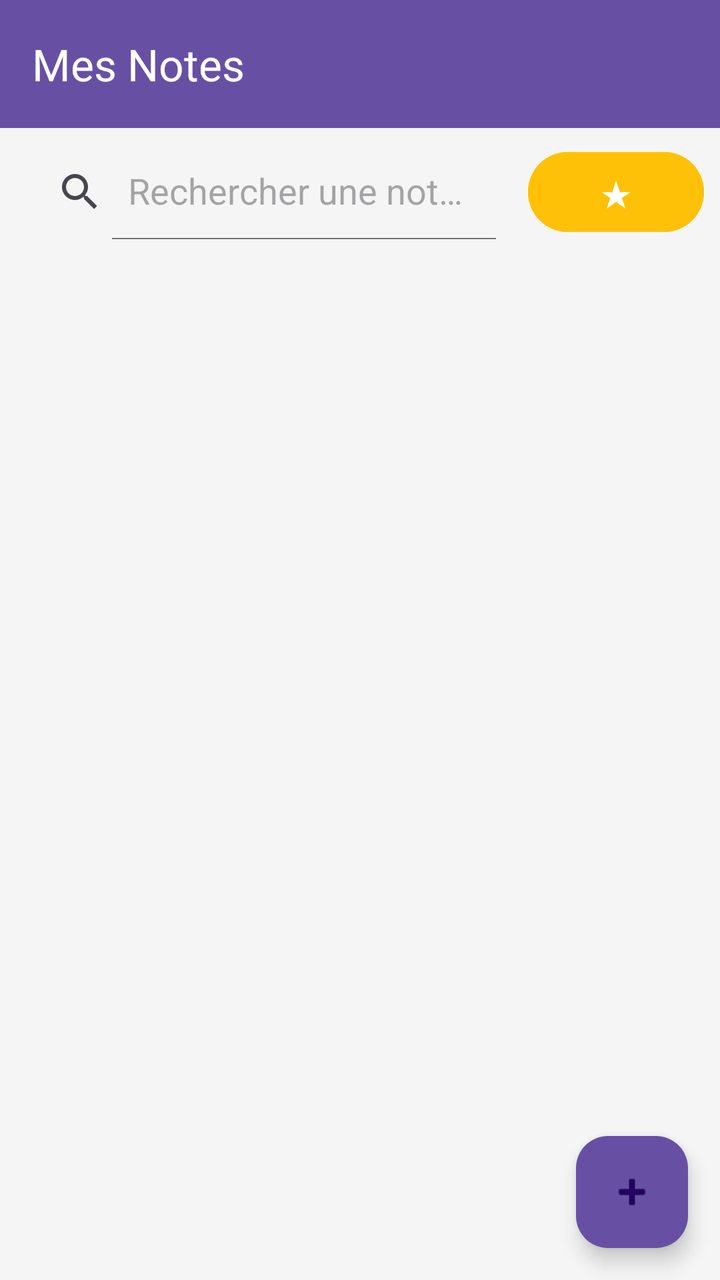
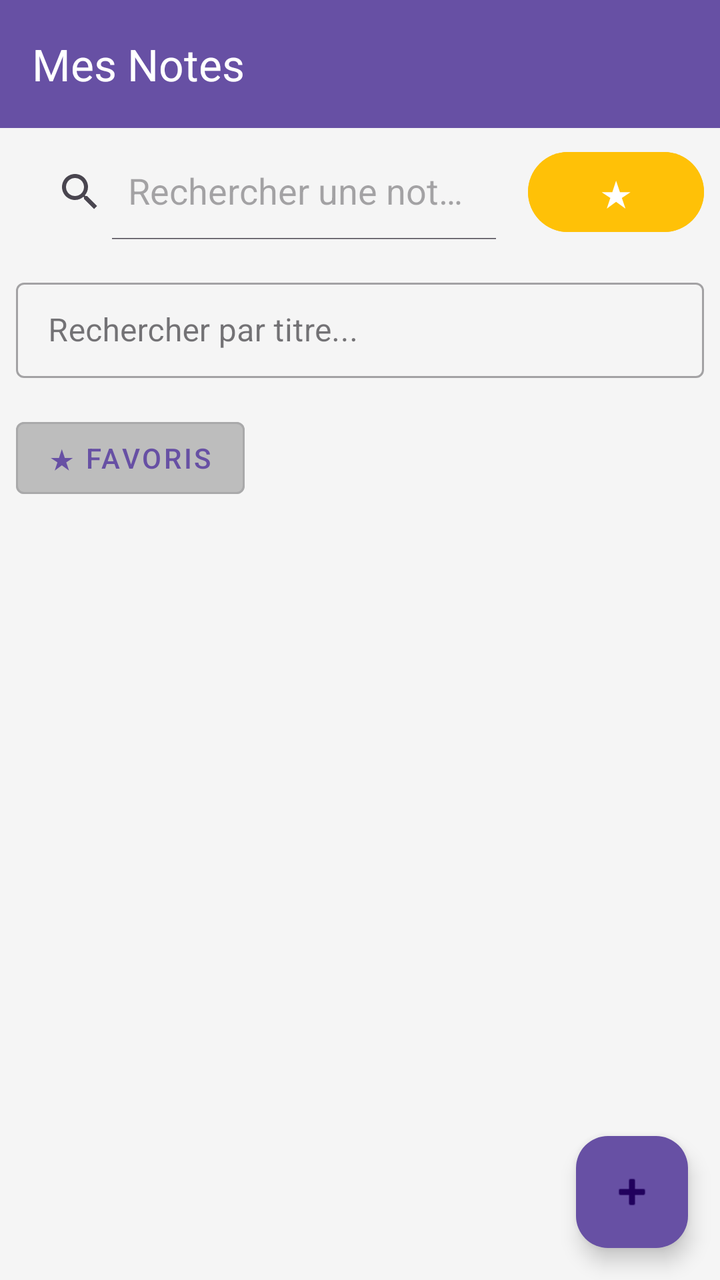

The first picture is an Android layout as it rendered before a commit; the second is the same layout after the commit. The layout source and the unified diff follow.
<!-- AndroidManifest.xml: application theme Theme.GestionnaireNotes -->
<!-- res/layout/activity_main.xml -->
<?xml version="1.0" encoding="utf-8"?>
<androidx.coordinatorlayout.widget.CoordinatorLayout
    xmlns:android="http://schemas.android.com/apk/res/android"
    xmlns:app="http://schemas.android.com/apk/res-auto"
    android:layout_width="match_parent"
    android:layout_height="match_parent"
    android:background="#F5F5F5">

    
    <com.google.android.material.appbar.AppBarLayout
        android:layout_width="match_parent"
        android:layout_height="wrap_content">

        <androidx.appcompat.widget.Toolbar
            android:id="@+id/toolbar"
            android:layout_width="match_parent"
            android:layout_height="?attr/actionBarSize"
            android:background="?attr/colorPrimary"
            app:title="Mes Notes"
            app:titleTextColor="#FFFFFF" />

    </com.google.android.material.appbar.AppBarLayout>

    
    <LinearLayout
        android:layout_width="match_parent"
        android:layout_height="match_parent"
        android:orientation="vertical"
        app:layout_behavior="@string/appbar_scrolling_view_behavior">

        
        <LinearLayout
            android:layout_width="match_parent"
            android:layout_height="wrap_content"
            android:orientation="horizontal"
            android:padding="8dp">

            <androidx.appcompat.widget.SearchView
                android:id="@+id/searchView"
                android:layout_width="0dp"
                android:layout_height="wrap_content"
                android:layout_weight="1"
                app:iconifiedByDefault="false"
                app:queryHint="Rechercher une note..." />

            <Button
                android:id="@+id/btnFavoris"
                android:layout_width="wrap_content"
                android:layout_height="wrap_content"
                android:layout_marginStart="8dp"
                android:text="★"
                android:textSize="18sp"
                android:backgroundTint="#FFC107"
                android:textColor="#FFFFFF"
                android:paddingStart="12dp"
                android:paddingEnd="12dp"/>

        </LinearLayout>

        
        <TextView
            android:id="@+id/tvEmpty"
            android:layout_width="match_parent"
            android:layout_height="wrap_content"
            android:gravity="center"
            android:padding="32dp"
            android:text="Aucune note"
            android:textSize="16sp"
            android:textColor="#9E9E9E"
            android:visibility="gone"/>

        
        <androidx.recyclerview.widget.RecyclerView
            android:id="@+id/recyclerView"
            android:layout_width="match_parent"
            android:layout_height="0dp"
            android:layout_weight="1"
            android:clipToPadding="false"
            android:paddingBottom="80dp" />

    </LinearLayout>

    
    <LinearLayout
        android:id="@+id/layoutPalette"
        android:layout_width="wrap_content"
        android:layout_height="wrap_content"
        android:orientation="vertical"
        android:gravity="center_horizontal"
        android:visibility="gone"
        android:layout_gravity="bottom|end"
        android:layout_marginEnd="18dp"
        android:layout_marginBottom="80dp">

        <View android:id="@+id/colorVert"
            android:layout_width="40dp" android:layout_height="40dp"
            android:layout_margin="4dp"
            android:background="@drawable/circle_color"
            android:backgroundTint="@color/green" />

        <View android:id="@+id/colorRouge"
            android:layout_width="40dp" android:layout_height="40dp"
            android:layout_margin="4dp"
            android:background="@drawable/circle_color"
            android:backgroundTint="@color/red" />

        <View android:id="@+id/colorBleu"
            android:layout_width="40dp" android:layout_height="40dp"
            android:layout_margin="4dp"
            android:background="@drawable/circle_color"
            android:backgroundTint="@color/blue" />

        <View android:id="@+id/colorJaune"
            android:layout_width="40dp" android:layout_height="40dp"
            android:layout_margin="4dp"
            android:background="@drawable/circle_color"
            android:backgroundTint="@color/yellow" />

        <View android:id="@+id/colorOrange"
            android:layout_width="40dp" android:layout_height="40dp"
            android:layout_margin="4dp"
            android:background="@drawable/circle_color"
            android:backgroundTint="@color/orange" />

        <View android:id="@+id/colorGris"
            android:layout_width="40dp" android:layout_height="40dp"
            android:layout_margin="4dp"
            android:background="@drawable/circle_color"
            android:backgroundTint="@color/gray" />

    </LinearLayout>

    
    <com.google.android.material.floatingactionbutton.FloatingActionButton
        android:id="@+id/fab"
        android:layout_width="wrap_content"
        android:layout_height="wrap_content"
        android:layout_gravity="bottom|end"
        android:layout_margin="16dp"
        android:contentDescription="Nouvelle note"
        app:srcCompat="@android:drawable/ic_input_add"
        app:backgroundTint="?attr/colorPrimary" />

</androidx.coordinatorlayout.widget.CoordinatorLayout>
<!-- resources referenced by this layout -->
<resources>
  <color name="blue">#2F80ED</color>
  <color name="gray">#828282</color>
  <color name="green">#219653</color>
  <color name="orange">#F2994A</color>
  <color name="red">#EB5757</color>
  <color name="yellow">#F2C94C</color>
  <!-- drawable circle_color (drawable) -->
  <?xml version="1.0" encoding="utf-8"?>
  <shape xmlns:android="http://schemas.android.com/apk/res/android"
      android:shape="oval">
      <solid android:color="#FFFFFF" />
  </shape>
  <style name="Theme.GestionnaireNotes" parent="Base.Theme.GestionnaireNotes" />
  <style name="Base.Theme.GestionnaireNotes" parent="Theme.Material3.DayNight.NoActionBar">
          
          
      </style>
</resources>

<!-- the commit's change to res/layout/activity_main.xml (unified diff, before → after) -->
@@ -69,6 +69,31 @@
             android:textColor="#9E9E9E"
             android:visibility="gone"/>
 
+
+<com.google.android.material.textfield.TextInputLayout
+    android:layout_width="match_parent"
+    android:layout_height="wrap_content"
+    android:hint="Rechercher par titre..."
+    android:layout_margin="8dp"
+    style="@style/Widget.MaterialComponents.TextInputLayout.OutlinedBox.Dense">
+
+    <com.google.android.material.textfield.TextInputEditText
+        android:id="@+id/etRecherche"
+        android:layout_width="match_parent"
+        android:layout_height="wrap_content"
+        android:inputType="text"
+        android:imeOptions="actionSearch"/>
+</com.google.android.material.textfield.TextInputLayout>
+
+
+<Button
+    android:id="@+id/btnFavoris"
+    android:layout_width="wrap_content"
+    android:layout_height="wrap_content"
+    android:layout_margin="8dp"
+    android:text="★ Favoris"
+    android:backgroundTint="#BDBDBD"
+    style="@style/Widget.MaterialComponents.Button.OutlinedButton"/>
         
         <androidx.recyclerview.widget.RecyclerView
             android:id="@+id/recyclerView"
